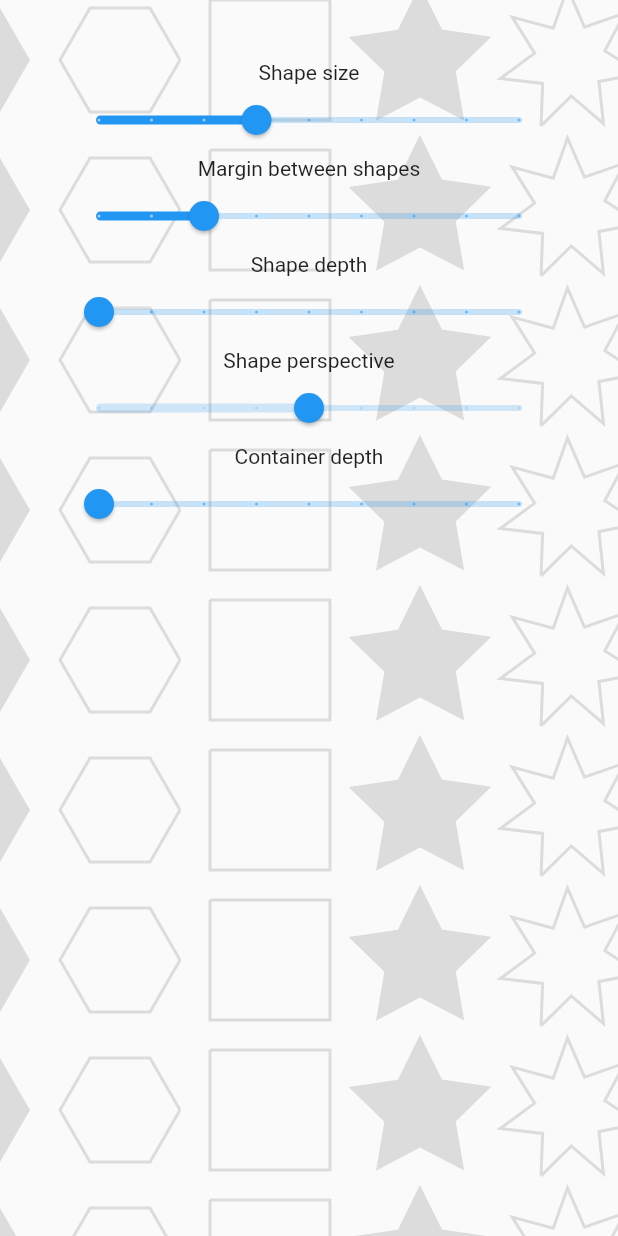
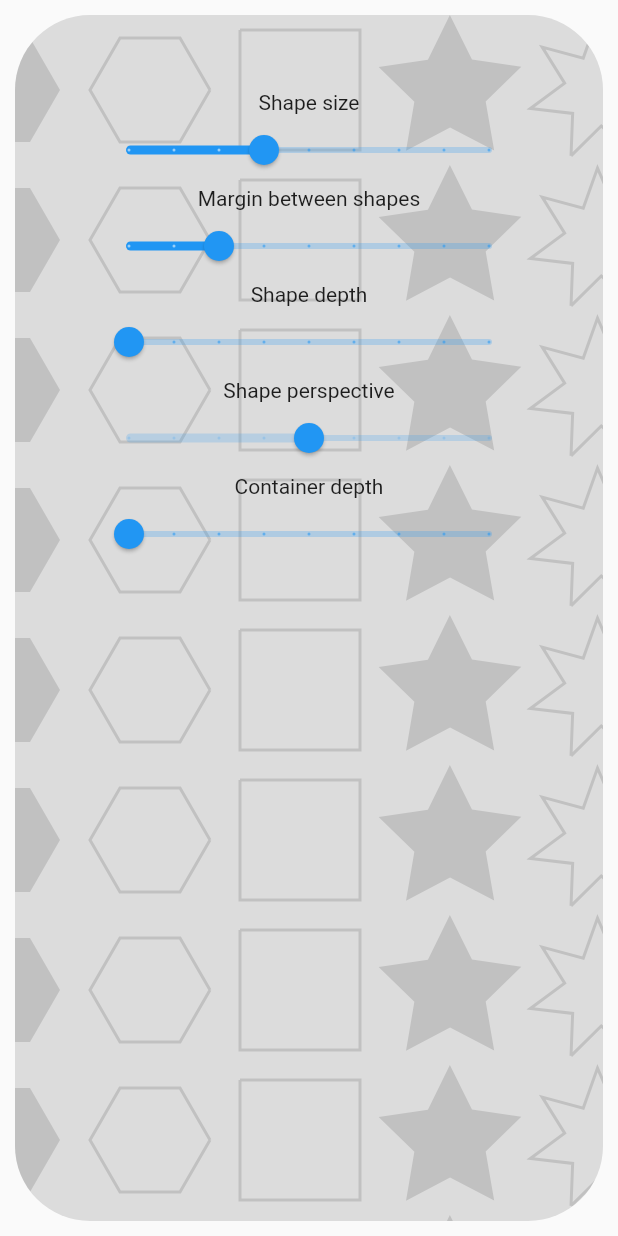
Before and after one commit to WilkoThomassen/flutter_background_patterns, a Flutter app: the screen it shows after launch, on a phone screen of 412 x 824 dp. Run offline on Flutter 3.47's test engine with Material 2 defaults, Android fonts, the phone set to English and light mode, and no system bars.

Commit message:
improved decoration, margin and padding

```diff
--- a/example/lib/custom_background.dart
+++ b/example/lib/custom_background.dart
@@ -33,12 +33,9 @@ class CustomBackgroundPatternState extends State<CustomBackgroundPattern> {
         perspective: _perspective,
         shapeDepth: _shapeDepth,
         containerDepth: _containerDepth,
-        shapes: [
-          CustomConfig(customPath: customStarPath),
-          CustomConfig(customPath: customStarPath, isOutlined: true)
-        ],
+        shapes: [CustomConfig(customPath: customStarPath), CustomConfig(customPath: customStarPath, isOutlined: true)],
         customPath: customStarPath,
-        margin: _margin,
+        shapeSpacing: _margin,
         shapeColor: Colors.black12,
         child: Padding(
             padding: const EdgeInsets.all(40),
--- a/example/lib/main.dart
+++ b/example/lib/main.dart
@@ -23,12 +23,10 @@ class ConfigureBackgroundPattern extends StatefulWidget {
   const ConfigureBackgroundPattern({super.key});
 
   @override
-  ConfigureBackgroundPatternState createState() =>
-      ConfigureBackgroundPatternState();
+  ConfigureBackgroundPatternState createState() => ConfigureBackgroundPatternState();
 }
 
-class ConfigureBackgroundPatternState
-    extends State<ConfigureBackgroundPattern> {
+class ConfigureBackgroundPatternState extends State<ConfigureBackgroundPattern> {
   double _shapeSize = 80;
   double _margin = 20;
   double _shapeDepth = 0.0;
@@ -38,6 +36,12 @@ class ConfigureBackgroundPatternState
   @override
   Widget build(BuildContext context) {
     return PatternContainer(
+        padding: const EdgeInsets.all(10),
+        margin: const EdgeInsets.all(10),
+        decoration: BoxDecoration(
+          color: Colors.black12,
+          borderRadius: BorderRadius.circular(50),
+        ),
         shapeSize: _shapeSize,
         perspective: _perspective,
         shapeDepth: _shapeDepth,
@@ -48,14 +52,9 @@ class ConfigureBackgroundPatternState
           PolygonConfig(isOutlined: true),
           SquareConfig(isOutlined: true),
           StarConfig(),
-          StarConfig(
-              isOutlined: true,
-              innerCirclePoints: 7,
-              innerRadius: 24,
-              innerOuterRadiusRatio: 2,
-              angleOffsetToCenter: 40)
+          StarConfig(isOutlined: true, innerCirclePoints: 7, innerRadius: 24, innerOuterRadiusRatio: 2, angleOffsetToCenter: 40)
         ],
-        margin: _margin,
+        shapeSpacing: _margin,
         shapeColor: Colors.black12,
         child: Padding(
             padding: const EdgeInsets.all(40),
--- a/lib/src/pattern_container.dart
+++ b/lib/src/pattern_container.dart
@@ -29,7 +29,16 @@ class PatternContainer extends StatelessWidget {
   final double perspective;
 
   /// margin between shapes on a row
-  final double margin;
+  final double shapeSpacing;
+
+  // containers padding
+  final EdgeInsets padding;
+
+  // containers margin
+  final EdgeInsets margin;
+
+  // decoration
+  final Decoration? decoration;
 
   /// sets the shape aligned vertically
   /// when false, the uneven rows will start with a half-shape margin
@@ -45,7 +54,10 @@ class PatternContainer extends StatelessWidget {
       required this.shapeColor,
       required this.shapes,
       this.customPath,
-      this.margin = 5,
+      this.shapeSpacing = 5,
+      this.padding = EdgeInsets.zero,
+      this.margin = EdgeInsets.zero,
+      this.decoration,
       this.shapeSize = 30,
       this.shapeDepth = 0,
       this.containerDepth = 0,
@@ -55,12 +67,14 @@ class PatternContainer extends StatelessWidget {
   @override
   Widget build(BuildContext context) {
     return LayoutBuilder(builder: (context, constraints) {
-      return Stack(
-        children: [
-          _getShapesStack(constraints.maxWidth, constraints.maxHeight),
-          child
-        ],
-      );
+      return Container(
+          margin: margin,
+          padding: padding,
+          decoration: decoration,
+          clipBehavior: Clip.antiAlias,
+          child: Stack(
+            children: [_getShapesStack(constraints.maxWidth, constraints.maxHeight), child],
+          ));
     });
   }
 
@@ -70,8 +84,7 @@ class PatternContainer extends StatelessWidget {
     List<Widget> shapes = [];
 
     for (int ri = 0; ri < rows; ri++) {
-      double rowShapeSize = shapeSize.withContainerDepth(
-          depth: containerDepth, row: ri, rows: rows);
+      double rowShapeSize = shapeSize.withContainerDepth(depth: containerDepth, row: ri, rows: rows);
       int columns = (width / rowShapeSize).round();
       for (int ci = 0; ci < columns; ci++) {
         shapes.add(_getShape(ri, ci, rowShapeSize));
@@ -84,34 +97,17 @@ class PatternContainer extends StatelessWidget {
   Widget _getShape(int rowIndex, int columnIndex, double rowShapeSize) {
     // this margin sets a space for every uneven row to ensure that shapes are not aligned vertically
 
-    final double unAlignVerticalMargin =
-        !alignShapesVertical && rowIndex % 2 == 0 ? rowShapeSize / 2 : 0;
+    final double unAlignVerticalMargin = !alignShapesVertical && rowIndex % 2 == 0 ? rowShapeSize / 2 : 0;
     final Offset shapeOffset = Offset(
-        (margin +
-            unAlignVerticalMargin +
-            columnIndex * (rowShapeSize + margin) -
-            shapeSize),
-        rowIndex * (rowShapeSize + margin));
+        (shapeSpacing + unAlignVerticalMargin + columnIndex * (rowShapeSize + shapeSpacing) - shapeSize), rowIndex * (rowShapeSize + shapeSpacing));
     final shapeIndex = columnIndex % shapes.length;
     BaseShapeConfig shapeConfig = shapes[shapeIndex];
 
     if (shapeConfig is SquareConfig) {
-      return Square(
-          size: rowShapeSize,
-          color: shapeColor,
-          depth: shapeDepth,
-          perspective: perspective,
-          offset: shapeOffset,
-          config: shapeConfig);
+      return Square(size: rowShapeSize, color: shapeColor, depth: shapeDepth, perspective: perspective, offset: shapeOffset, config: shapeConfig);
     }
     if (shapeConfig is PolygonConfig) {
-      return Polygon(
-          size: rowShapeSize,
-          color: shapeColor,
-          depth: shapeDepth,
-          perspective: perspective,
-          offset: shapeOffset,
-          config: shapeConfig);
+      return Polygon(size: rowShapeSize, color: shapeColor, depth: shapeDepth, perspective: perspective, offset: shapeOffset, config: shapeConfig);
     }
     if (shapeConfig is StarConfig) {
       return Star(
@@ -138,8 +134,7 @@ class PatternContainer extends StatelessWidget {
 }
 
 extension ContainerDepthExtension on double {
-  double withContainerDepth(
-      {required double depth, required int row, required int rows}) {
+  double withContainerDepth({required double depth, required int row, required int rows}) {
     double rowFactor = 1 / rows;
     double rowCorrection = this * rowFactor * (rows - row);
 
--- a/pubspec.yaml
+++ b/pubspec.yaml
@@ -1,6 +1,6 @@
 name: background_patterns
 description: Package that enables you to implement glorious backgrounds with customizable patterns and shapes
-version: 0.0.6
+version: 0.0.7
 homepage: https://github.com/WilkoThomassen/flutter_background_patterns
 
 environment:
```
Also changed, not shown: 2 other files.
